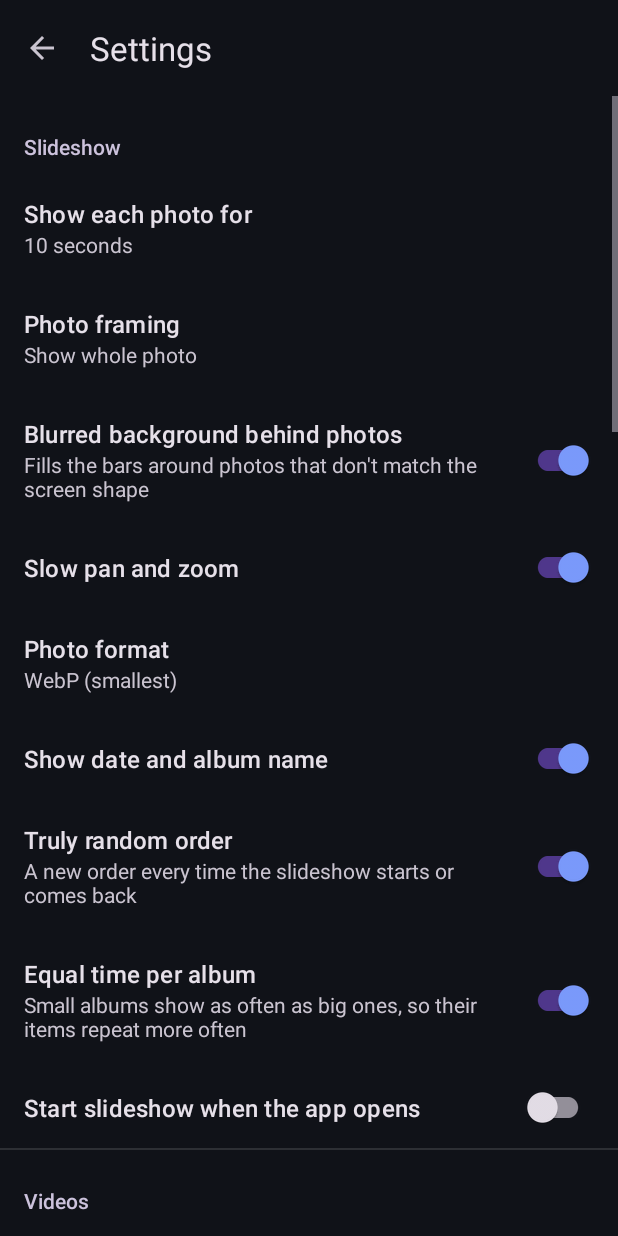
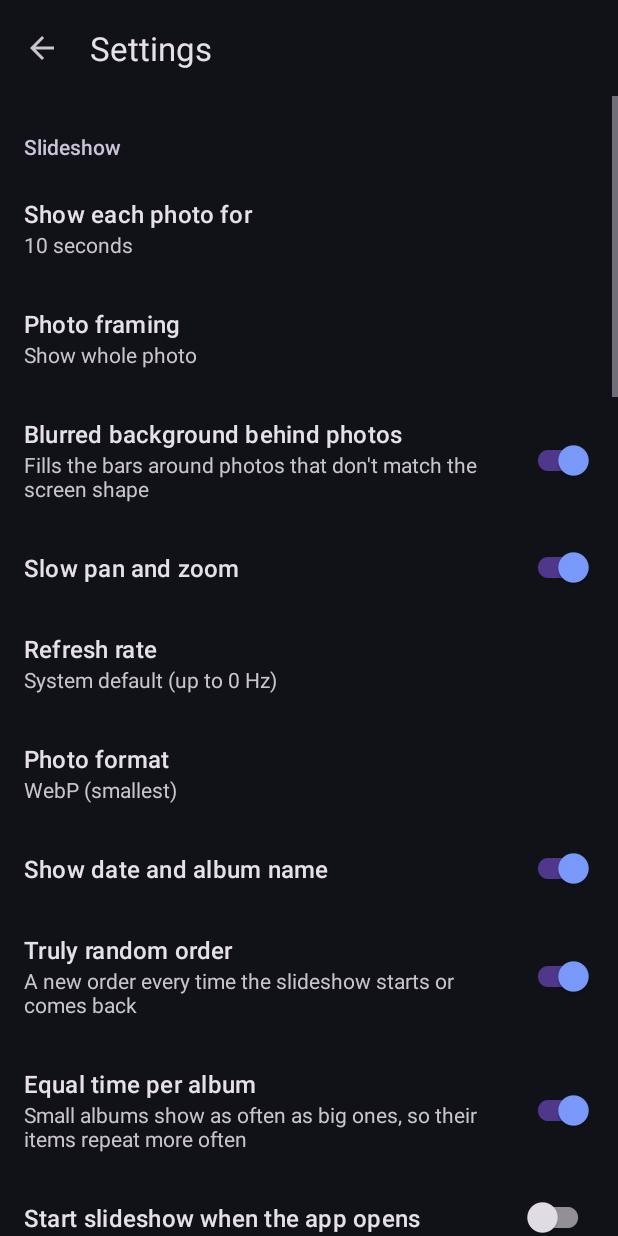
Before and after one commit to georgejosephada/shuffle-frame, an Android app: the screen it shows after launch (SettingsActivity), after a tap on "Settings", on a phone screen of 412 x 824 dp. Run offline under Robolectric (Android 15) with nearby library versions, the phone set to English and light mode, and no system bars; our stand-ins replace androidx.preference; 1 statement that could not run was skipped.

Commit message:
Refresh rate setting, and frame mode off at night (07:00 to 22:00 by default)
Co-Authored-By: Claude Opus 5.5 <noreply@anthropic.com>

```diff
--- /dev/null
+++ b/app/src/main/java/com/gjnet/shuffleframe/DisplayRate.kt
@@ -0,0 +1,85 @@
+package com.gjnet.shuffleframe
+
+import android.content.Context
+import android.hardware.display.DisplayManager
+import android.os.Build
+import android.view.Display
+import android.view.View
+import android.view.ViewGroup
+import androidx.annotation.RequiresApi
+import android.view.Window
+import kotlin.math.abs
+import kotlin.math.roundToInt
+
+/**
+ * The slideshow's refresh rate: the system's own choice, or a cap to save battery. The slow pan
+ * and zoom looks the same at a lower rate, and the display and graphics do less work. Only rates
+ * the display offers at its current resolution are used; nothing is hard-coded.
+ */
+object DisplayRate {
+    const val NATIVE = "native"
+    const val SIXTY = "60"
+    const val LOWEST = "lowest"
+    /** Nothing below this (29.97 Hz counts). */
+    private const val MIN_HZ = 29.5f
+
+    private fun display(ctx: Context): Display? =
+        ctx.getSystemService(DisplayManager::class.java)?.getDisplay(Display.DEFAULT_DISPLAY)
+
+    /**
+     * Every rate the display can run at its current resolution, lowest first: its modes' rates
+     * and, on Android 12+, the rates each mode can switch to (newer Android lists one mode with
+     * the rest as alternatives).
+     */
+    private fun rates(ctx: Context): List<Float> {
+        val d = display(ctx) ?: return emptyList()
+        val now = d.mode
+        val all = mutableListOf<Float>()
+        for (m in d.supportedModes) {
+            if (m.physicalWidth != now.physicalWidth || m.physicalHeight != now.physicalHeight) continue
+            all += m.refreshRate
+            if (Build.VERSION.SDK_INT >= 31) all += m.alternativeRefreshRates.toList()
+        }
+        return all.sorted().fold(mutableListOf()) { out, r -> if (out.isEmpty() || r - out.last() > 0.5f) out += r; out }
+    }
+
+    private fun sixty(rates: List<Float>) = rates.firstOrNull { abs(it - 60f) < 1f }
+    private fun lowest(rates: List<Float>) = rates.firstOrNull { it >= MIN_HZ }
+
+    /** The choices this display offers, as (value, label): always the system's, then 60 Hz and the lowest when they're lower. */
+    fun options(ctx: Context): List<Pair<String, String>> {
+        val rates = rates(ctx)
+        val top = rates.lastOrNull() ?: 0f
+        val out = mutableListOf(NATIVE to ctx.getString(R.string.refresh_native, hz(top)))
+        val sixty = sixty(rates)
+        if (sixty != null && sixty < top - 1f) out += SIXTY to ctx.getString(R.string.refresh_hz, hz(sixty))
+        val low = lowest(rates)
+        if (low != null && low < (sixty ?: top) - 1f) out += LOWEST to ctx.getString(R.string.refresh_lowest, hz(low))
+        return out
+    }
+
+    /** Asks for the chosen rate on the slideshow's window (nothing for the system's choice). */
+    fun apply(window: Window, ctx: Context) {
+        val rates = rates(ctx)
+        val rate = when (Prefs(ctx).refreshRate) {
+            SIXTY -> sixty(rates)
+            LOWEST -> lowest(rates)
+            else -> null
+        } ?: 0f
+        if (window.attributes.preferredRefreshRate != rate) window.attributes = window.attributes.apply { preferredRefreshRate = rate }
+        // Android 15+ also lets each animating view vote for a rate (the pan and zoom would vote
+        // high), so the views ask for the same.
+        if (Build.VERSION.SDK_INT >= 35) requestOnViews(window.decorView, if (rate > 0f) rate else View.REQUESTED_FRAME_RATE_CATEGORY_DEFAULT)
+    }
+
+    @RequiresApi(35)
+    private fun requestOnViews(v: View, rate: Float) {
+        v.requestedFrameRate = rate
+        if (v is ViewGroup) for (i in 0 until v.childCount) requestOnViews(v.getChildAt(i), rate)
+    }
+
+    private fun hz(rate: Float): String {
+        val r = rate.roundToInt()
+        return if (abs(rate - r) < 0.05f) "$r" else "%.2f".format(rate)
+    }
+}
--- a/app/src/main/java/com/gjnet/shuffleframe/Prefs.kt
+++ b/app/src/main/java/com/gjnet/shuffleframe/Prefs.kt
@@ -59,6 +59,20 @@ class Prefs(ctx: Context) {
     val autoStart get() = sp.getBoolean("auto_start", false)
     val frameMode get() = sp.getBoolean("frame_mode", true)
     val frameMinBattery get() = int("frame_min_battery", 20)
+    /** [DisplayRate.NATIVE], [DisplayRate.SIXTY] or [DisplayRate.LOWEST]. */
+    val refreshRate: String get() = sp.getString("refresh_rate", DisplayRate.NATIVE) ?: DisplayRate.NATIVE
+    /** Frame mode only between [frameDayStart] and [frameDayEnd] (minutes into the day). */
+    val frameNightOff get() = sp.getBoolean("frame_night_off", true)
+    val frameDayStart get() = minutes("frame_day_start", 7 * 60)
+    val frameDayEnd get() = minutes("frame_day_end", 22 * 60)
+    fun setMinutes(key: String, minutes: Int) =
+        sp.edit().putString(key, "%02d:%02d".format(minutes / 60, minutes % 60)).apply()
+    private fun minutes(key: String, default: Int): Int {
+        val parts = sp.getString(key, null)?.split(":") ?: return default
+        val h = parts.getOrNull(0)?.toIntOrNull() ?: return default
+        val m = parts.getOrNull(1)?.toIntOrNull() ?: return default
+        return if (h in 0..23 && m in 0..59) h * 60 + m else default
+    }
     /**
      * How long the frame always waits before it comes up (after a wake or a screen-off), and
      * before it carries on after the notification shade was over it.
--- a/app/src/main/java/com/gjnet/shuffleframe/SettingsActivity.kt
+++ b/app/src/main/java/com/gjnet/shuffleframe/SettingsActivity.kt
@@ -22,6 +22,9 @@ import androidx.preference.PreferenceFragmentCompat
 import androidx.preference.PreferenceManager
 import com.google.android.material.appbar.MaterialToolbar
 import com.google.android.material.dialog.MaterialAlertDialogBuilder
+import com.google.android.material.timepicker.MaterialTimePicker
+import com.google.android.material.timepicker.TimeFormat
+import android.text.format.DateFormat
 
 class SettingsActivity : AppCompatActivity() {
     override fun onCreate(savedInstanceState: Bundle?) {
@@ -79,6 +82,17 @@ class SettingsActivity : AppCompatActivity() {
                 openBackup.launch(arrayOf("application/json", "text/plain", "application/octet-stream"))
                 true
             }
+            findPreference<ListPreference>("refresh_rate")?.apply {
+                val options = DisplayRate.options(requireContext())
+                entries = options.map { it.second }.toTypedArray()
+                entryValues = options.map { it.first }.toTypedArray()
+                // A choice this display doesn't offer (any more) is the system's.
+                if (value !in options.map { it.first }) value = DisplayRate.NATIVE
+            }
+            for (key in listOf("frame_day_start", "frame_day_end")) {
+                findPreference<Preference>(key)?.setOnPreferenceClickListener { pickTime(key); true }
+            }
+            showDayHours()
             confirmQualityChange("video_quality", R.array.video_quality_lower, R.array.video_quality_higher)
             confirmQualityChange("photo_format", R.array.photo_format_lower, R.array.photo_format_higher)
             findPreference<Preference>("check_updates")?.setOnPreferenceClickListener {
@@ -110,6 +124,32 @@ class SettingsActivity : AppCompatActivity() {
                     .show()
                 false
             }
+        }
+
+        private fun pickTime(key: String) {
+            val prefs = Prefs(requireContext())
+            val current = if (key == "frame_day_start") prefs.frameDayStart else prefs.frameDayEnd
+            val picker = MaterialTimePicker.Builder()
+                .setTimeFormat(if (DateFormat.is24HourFormat(requireContext())) TimeFormat.CLOCK_24H else TimeFormat.CLOCK_12H)
+                .setHour(current / 60).setMinute(current % 60)
+                .setTitleText(findPreference<Preference>(key)?.title)
+                .build()
+            picker.addOnPositiveButtonClickListener {
+                prefs.setMinutes(key, picker.hour * 60 + picker.minute)
+                showDayHours()
+            }
+            picker.show(childFragmentManager, "time")
+        }
+
+        private fun showDayHours() {
+            val prefs = Prefs(requireContext())
+            val format = DateFormat.getTimeFormat(requireContext()).apply { timeZone = java.util.TimeZone.getTimeZone("UTC") }
+            fun time(minutes: Int) = format.format(java.util.Date(minutes * 60_000L))
+            val start = time(prefs.frameDayStart)
+            val end = time(prefs.frameDayEnd)
+            findPreference<Preference>("frame_day_start")?.summary = start
+            findPreference<Preference>("frame_day_end")?.summary = end
+            findPreference<Preference>("frame_night_off")?.summary = getString(R.string.night_off_summary, start, end)
         }
 
         override fun onResume() {
--- a/app/src/main/java/com/gjnet/shuffleframe/SlideshowActivity.kt
+++ b/app/src/main/java/com/gjnet/shuffleframe/SlideshowActivity.kt
@@ -140,6 +140,7 @@ open class SlideshowActivity : AppCompatActivity() {
             receiverRegistered = true
         }
         visibleNow = true
+        DisplayRate.apply(window, this)
         view.start()
         // Back under the shade: keep waiting until it goes up.
         if (frame && shadeOver) view.hold()
--- a/app/src/main/java/com/gjnet/shuffleframe/SlideshowDream.kt
+++ b/app/src/main/java/com/gjnet/shuffleframe/SlideshowDream.kt
@@ -31,6 +31,7 @@ class SlideshowDream : DreamService() {
         v.closeToOpenApps = true
         setContentView(v)
         view = v
+        window?.let { DisplayRate.apply(it, this) }
     }
 
     override fun onDreamingStarted() {
--- a/app/src/main/res/values/strings.xml
+++ b/app/src/main/res/values/strings.xml
@@ -123,4 +123,8 @@
         <item quantity="one">%d video waits to be converted; that only happens on the charger.</item>
         <item quantity="other">%d videos wait to be converted; that only happens on the charger.</item>
     </plurals>
+    <string name="refresh_native">System default (up to %s Hz)</string>
+    <string name="refresh_hz">%s Hz</string>
+    <string name="refresh_lowest">Lowest (%s Hz)</string>
+    <string name="night_off_summary">Frame mode stays off from %2$s to %1$s</string>
 </resources>
--- a/app/src/main/res/xml/prefs.xml
+++ b/app/src/main/res/xml/prefs.xml
@@ -11,6 +11,9 @@
         <SwitchPreferenceCompat app:key="blur_background" app:title="Blurred background behind photos"
             app:summary="Fills the bars around photos that don't match the screen shape" app:defaultValue="true" app:iconSpaceReserved="false" />
         <SwitchPreferenceCompat app:key="ken_burns" app:title="Slow pan and zoom" app:defaultValue="true" app:iconSpaceReserved="false" />
+        <ListPreference app:key="refresh_rate" app:title="Refresh rate" app:defaultValue="native"
+            app:dialogTitle="Refresh rate (lower saves battery)"
+            app:useSimpleSummaryProvider="true" app:iconSpaceReserved="false" />
         <ListPreference app:key="photo_format" app:title="Photo format" app:defaultValue="webp"
             app:entries="@array/photo_format_labels" app:entryValues="@array/photo_format_values"
             app:useSimpleSummaryProvider="true" app:iconSpaceReserved="false" />
@@ -70,6 +73,10 @@
         <ListPreference app:key="frame_touch_wait" app:title="Wait before the slideshow starts or carries on" app:defaultValue="10"
             app:entries="@array/touch_wait_labels" app:entryValues="@array/touch_wait_values"
             app:useSimpleSummaryProvider="true" app:dependency="frame_mode" app:iconSpaceReserved="false" />
+        <SwitchPreferenceCompat app:key="frame_night_off" app:title="Off at night"
+            app:defaultValue="true" app:dependency="frame_mode" app:iconSpaceReserved="false" />
+        <Preference app:key="frame_day_start" app:title="On from" app:dependency="frame_night_off" app:iconSpaceReserved="false" />
+        <Preference app:key="frame_day_end" app:title="Off from" app:dependency="frame_night_off" app:iconSpaceReserved="false" />
         <SwitchPreferenceCompat app:key="frame_skip_power_saver" app:title="Not in battery saver"
             app:summary="Tip: set battery saver to turn on automatically at a level you choose, and frame mode stops there too"
             app:defaultValue="true" app:dependency="frame_mode" app:iconSpaceReserved="false" />
```
Also changed, not shown: app/src/main/java/com/gjnet/shuffleframe/FrameConditions.kt (+20 -0 lines), 2 other files.
